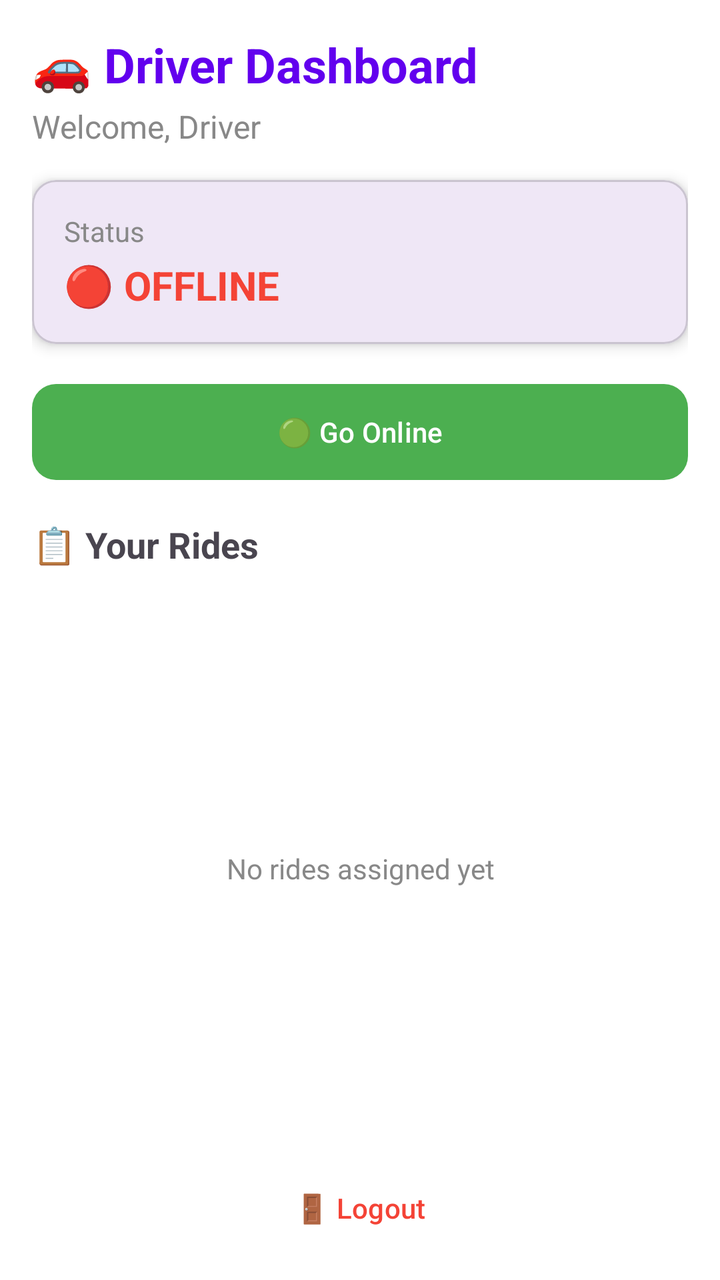
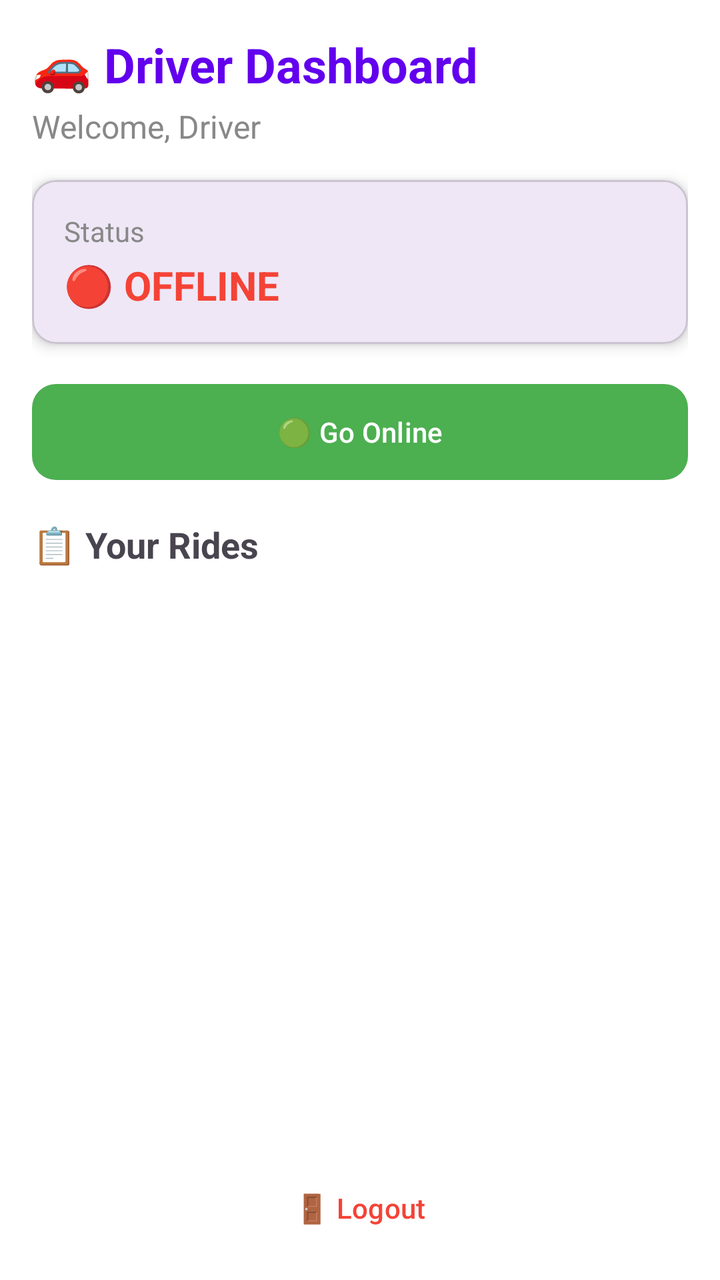

Before-and-after screenshots of an Android layout around one commit, followed by the original layout XML and the change that was made.
<!-- AndroidManifest.xml: application theme Theme.KakarwaiRider -->
<!-- res/layout/fragment_driver_dashboard.xml -->
<?xml version="1.0" encoding="utf-8"?>
<LinearLayout xmlns:android="http://schemas.android.com/apk/res/android"
    xmlns:app="http://schemas.android.com/apk/res-auto"
    android:layout_width="match_parent"
    android:layout_height="match_parent"
    android:orientation="vertical"
    android:padding="16dp"
    android:background="@color/white">

    
    <TextView
        android:layout_width="wrap_content"
        android:layout_height="wrap_content"
        android:text="🚗 Driver Dashboard"
        android:textSize="24sp"
        android:textStyle="bold"
        android:textColor="@color/primary"
        android:layout_marginBottom="4dp" />

    <TextView
        android:id="@+id/tvDriverName"
        android:layout_width="wrap_content"
        android:layout_height="wrap_content"
        android:text="Welcome, Driver"
        android:textSize="16sp"
        android:textColor="@color/grey"
        android:layout_marginBottom="16dp" />

    
    <com.google.android.material.card.MaterialCardView
        android:layout_width="match_parent"
        android:layout_height="wrap_content"
        app:cardCornerRadius="12dp"
        app:cardElevation="4dp"
        android:layout_marginBottom="16dp">

        <LinearLayout
            android:layout_width="match_parent"
            android:layout_height="wrap_content"
            android:orientation="vertical"
            android:padding="16dp">

            <TextView
                android:layout_width="wrap_content"
                android:layout_height="wrap_content"
                android:text="Status"
                android:textSize="14sp"
                android:textColor="@color/grey" />

            <TextView
                android:id="@+id/tvStatus"
                android:layout_width="wrap_content"
                android:layout_height="wrap_content"
                android:text="🔴 OFFLINE"
                android:textSize="20sp"
                android:textStyle="bold"
                android:textColor="@color/red"
                android:layout_marginTop="4dp" />

        </LinearLayout>

    </com.google.android.material.card.MaterialCardView>

    
    <com.google.android.material.button.MaterialButton
        android:id="@+id/btnGoOnline"
        android:layout_width="match_parent"
        android:layout_height="56dp"
        android:text="🟢 Go Online"
        app:cornerRadius="12dp"
        app:backgroundTint="@color/green" />

    
    <TextView
        android:layout_width="wrap_content"
        android:layout_height="wrap_content"
        android:text="📋 Your Rides"
        android:textSize="18sp"
        android:textStyle="bold"
        android:layout_marginTop="16dp"
        android:layout_marginBottom="8dp" />

    <TextView
        android:layout_width="match_parent"
        android:layout_height="0dp"
        android:layout_weight="1"
        android:text="No rides assigned yet"
        android:textSize="14sp"
        android:textColor="@color/grey"
        android:gravity="center" />

    
    <com.google.android.material.button.MaterialButton
        android:id="@+id/btnLogout"
        android:layout_width="match_parent"
        android:layout_height="40dp"
        android:text="🚪 Logout"
        style="@style/Widget.Material3.Button.TextButton"
        android:textColor="@color/red"
        android:layout_marginTop="8dp" />

</LinearLayout>
<!-- resources referenced by this layout -->
<resources>
  <color name="green">#4CAF50</color>
  <color name="grey">#888888</color>
  <color name="primary">@color/purple_500</color>
  <color name="red">#F44336</color>
  <color name="white">#FFFFFFFF</color>
  <style name="Theme.KakarwaiRider" parent="Base.Theme.KakarwaiRider" />
  <color name="purple_500">#FF6200EE</color>
  <style name="Base.Theme.KakarwaiRider" parent="Theme.Material3.DayNight.NoActionBar">
          
          
      </style>
</resources>

<!-- the commit's change to res/layout/fragment_driver_dashboard.xml (unified diff, before → after) -->
@@ -80,14 +80,11 @@
         android:layout_marginTop="16dp"
         android:layout_marginBottom="8dp" />
 
-    <TextView
+    <androidx.recyclerview.widget.RecyclerView
+        android:id="@+id/recyclerView"
         android:layout_width="match_parent"
         android:layout_height="0dp"
-        android:layout_weight="1"
-        android:text="No rides assigned yet"
-        android:textSize="14sp"
-        android:textColor="@color/grey"
-        android:gravity="center" />
+        android:layout_weight="1" />
 
     
     <com.google.android.material.button.MaterialButton
